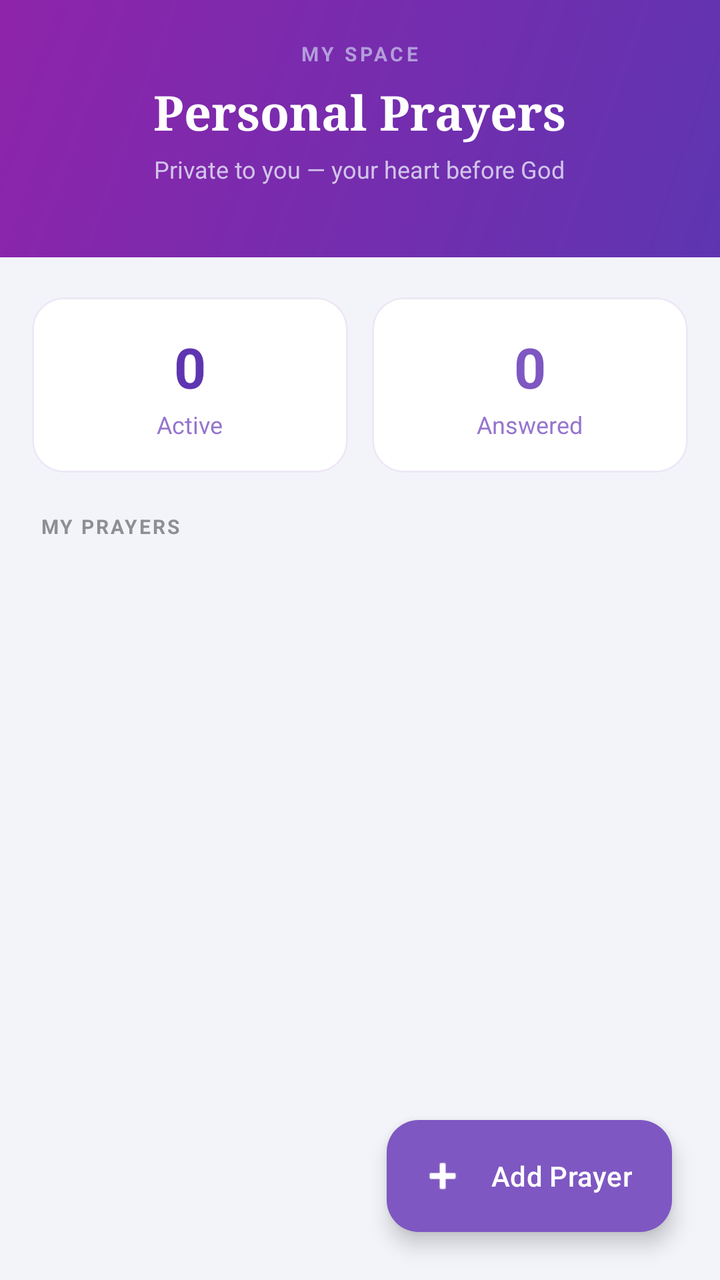
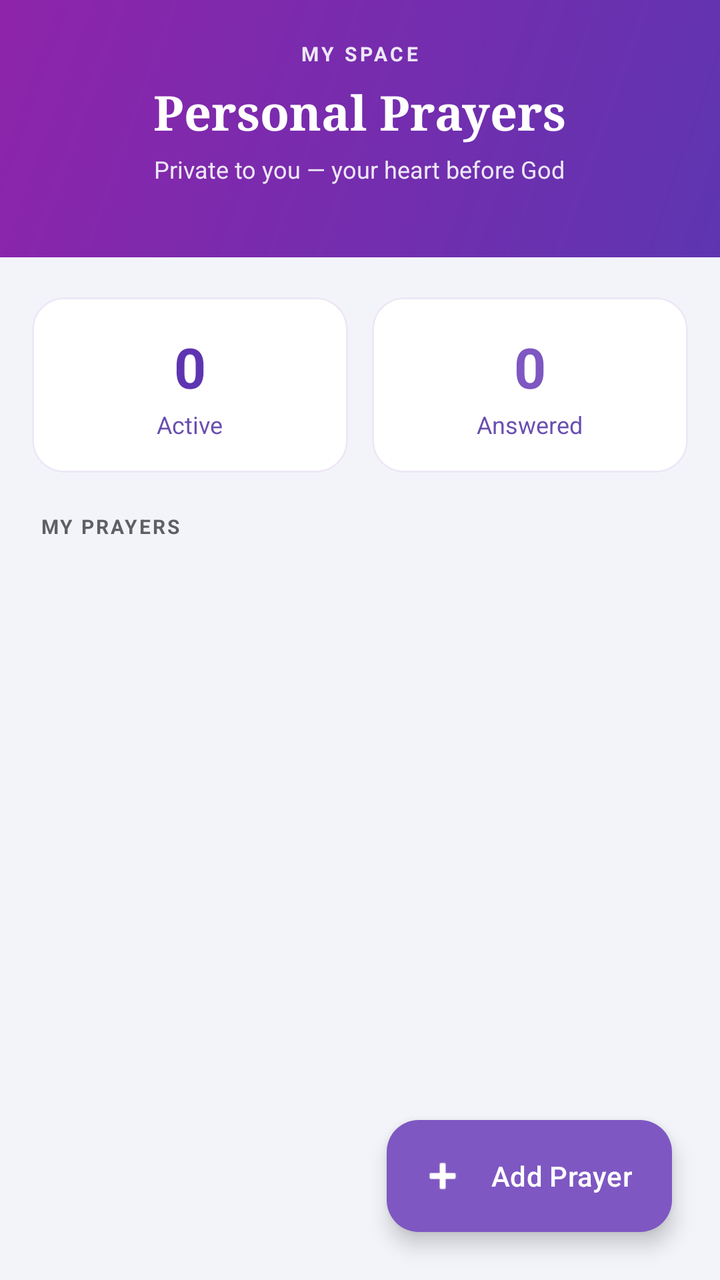

Compare the two renders of this Android layout. The source of the first and the diff that turns it into the second are given below.
<!-- AndroidManifest.xml: application theme Theme.SpiritualTracker -->
<!-- res/layout/fragment_my_space.xml -->
<?xml version="1.0" encoding="utf-8"?>
<androidx.coordinatorlayout.widget.CoordinatorLayout xmlns:android="http://schemas.android.com/apk/res/android"
    xmlns:app="http://schemas.android.com/apk/res-auto"
    android:layout_width="match_parent"
    android:layout_height="match_parent"
    android:background="#F3F4F9">

    <LinearLayout
        android:layout_width="match_parent"
        android:layout_height="match_parent"
        android:orientation="vertical">

        
        <LinearLayout
            android:layout_width="match_parent"
            android:layout_height="wrap_content"
            android:id="@+id/mySpaceHeader"
            android:background="@drawable/bg_header_gradient"
            android:orientation="vertical"
            android:paddingTop="20dp"
            android:paddingBottom="36dp"
            android:paddingHorizontal="20dp"
            android:gravity="center">

            <TextView
                android:layout_width="wrap_content"
                android:layout_height="wrap_content"
                android:text="MY SPACE"
                android:textSize="10sp"
                android:textStyle="bold"
                android:textColor="#B39DDB"
                android:letterSpacing="0.15"
                android:layout_marginBottom="6dp"/>

            <TextView
                android:layout_width="wrap_content"
                android:layout_height="wrap_content"
                android:text="Personal Prayers"
                android:textColor="#FFFFFF"
                android:textSize="24sp"
                android:fontFamily="serif"
                android:textStyle="bold"
                android:layout_marginBottom="4dp"/>

            <TextView
                android:layout_width="wrap_content"
                android:layout_height="wrap_content"
                android:text="Private to you — your heart before God"
                android:textColor="#D1C4E9"
                android:textSize="12sp"/>
        </LinearLayout>

        
        <androidx.core.widget.NestedScrollView
            android:layout_width="match_parent"
            android:layout_height="0dp"
            android:layout_weight="1"
            android:clipToPadding="false"
            android:paddingBottom="100dp">

            <LinearLayout
                android:layout_width="match_parent"
                android:layout_height="wrap_content"
                android:orientation="vertical"
                android:paddingTop="20dp">

                
                <LinearLayout
                    android:layout_width="match_parent"
                    android:layout_height="wrap_content"
                    android:orientation="horizontal"
                    android:paddingHorizontal="16dp"
                    android:layout_marginBottom="20dp"
                    android:weightSum="2">

                    
                    <com.google.android.material.card.MaterialCardView
                        android:layout_width="0dp"
                        android:layout_height="wrap_content"
                        android:layout_weight="1"
                        android:layout_marginEnd="6dp"
                        app:cardCornerRadius="16dp"
                        app:cardElevation="0dp"
                        app:cardBackgroundColor="#FFFFFF"
                        app:strokeWidth="1dp"
                        app:strokeColor="#EDE7F6">

                        <LinearLayout
                            android:layout_width="match_parent"
                            android:layout_height="wrap_content"
                            android:orientation="vertical"
                            android:padding="16dp"
                            android:gravity="center">

                            <TextView
                                android:id="@+id/tvActiveCount"
                                android:layout_width="wrap_content"
                                android:layout_height="wrap_content"
                                android:text="0"
                                android:textColor="#5E35B1"
                                android:textSize="28sp"
                                android:textStyle="bold"/>

                            <TextView
                                android:layout_width="wrap_content"
                                android:layout_height="wrap_content"
                                android:text="Active"
                                android:textColor="#9575CD"
                                android:textSize="12sp"
                                android:layout_marginTop="2dp"/>
                        </LinearLayout>
                    </com.google.android.material.card.MaterialCardView>

                    
                    <com.google.android.material.card.MaterialCardView
                        android:layout_width="0dp"
                        android:layout_height="wrap_content"
                        android:layout_weight="1"
                        android:layout_marginStart="6dp"
                        app:cardCornerRadius="16dp"
                        app:cardElevation="0dp"
                        app:cardBackgroundColor="#FFFFFF"
                        app:strokeWidth="1dp"
                        app:strokeColor="#EDE7F6">

                        <LinearLayout
                            android:layout_width="match_parent"
                            android:layout_height="wrap_content"
                            android:orientation="vertical"
                            android:padding="16dp"
                            android:gravity="center">

                            <TextView
                                android:id="@+id/tvAnsweredCount"
                                android:layout_width="wrap_content"
                                android:layout_height="wrap_content"
                                android:text="0"
                                android:textColor="#7E57C2"
                                android:textSize="28sp"
                                android:textStyle="bold"/>

                            <TextView
                                android:layout_width="wrap_content"
                                android:layout_height="wrap_content"
                                android:text="Answered"
                                android:textColor="#9575CD"
                                android:textSize="12sp"
                                android:layout_marginTop="2dp"/>
                        </LinearLayout>
                    </com.google.android.material.card.MaterialCardView>
                </LinearLayout>

                
                <TextView
                    android:layout_width="wrap_content"
                    android:layout_height="wrap_content"
                    android:text="MY PRAYERS"
                    android:textSize="10sp"
                    android:textStyle="bold"
                    android:textColor="#8E8E93"
                    android:letterSpacing="0.1"
                    android:layout_marginStart="20dp"
                    android:layout_marginBottom="10dp"/>

                
                <androidx.recyclerview.widget.RecyclerView
                    android:id="@+id/rvMyPrayers"
                    android:layout_width="match_parent"
                    android:layout_height="wrap_content"
                    android:nestedScrollingEnabled="false"
                    android:paddingHorizontal="12dp"/>

                
                <LinearLayout
                    android:id="@+id/layoutMySpaceEmpty"
                    android:layout_width="match_parent"
                    android:layout_height="wrap_content"
                    android:orientation="vertical"
                    android:gravity="center"
                    android:visibility="gone"
                    android:paddingTop="40dp"
                    android:paddingHorizontal="48dp">

                    <TextView
                        android:layout_width="wrap_content"
                        android:layout_height="wrap_content"
                        android:text="🤲"
                        android:textSize="52sp"
                        android:layout_marginBottom="16dp"/>

                    <TextView
                        android:layout_width="wrap_content"
                        android:layout_height="wrap_content"
                        android:text="Your prayer corner"
                        android:textColor="#1A1A1A"
                        android:textSize="18sp"
                        android:fontFamily="serif"
                        android:textStyle="bold"
                        android:layout_marginBottom="8dp"/>

                    <TextView
                        android:layout_width="wrap_content"
                        android:layout_height="wrap_content"
                        android:text="Add your personal prayers here. Only you can see them."
                        android:textColor="#8E8E93"
                        android:textSize="14sp"
                        android:gravity="center"
                        android:lineSpacingExtra="4dp"/>
                </LinearLayout>

            </LinearLayout>
        </androidx.core.widget.NestedScrollView>
    </LinearLayout>

    
    <com.google.android.material.floatingactionbutton.ExtendedFloatingActionButton
        android:id="@+id/fabAddPersonalPrayer"
        android:layout_width="wrap_content"
        android:layout_height="wrap_content"
        android:layout_gravity="bottom|end"
        android:layout_margin="24dp"
        android:text="Add Prayer"
        android:textColor="#FFFFFF"
        android:textAllCaps="false"
        android:fontFamily="sans-serif-medium"
        app:icon="@android:drawable/ic_input_add"
        app:iconTint="#FFFFFF"
        app:backgroundTint="#7E57C2"
        app:cornerRadius="16dp"
        app:elevation="6dp"/>

</androidx.coordinatorlayout.widget.CoordinatorLayout>
<!-- resources referenced by this layout -->
<resources>
  <!-- drawable bg_header_gradient (drawable) -->
  <?xml version="1.0" encoding="utf-8"?>
  <shape xmlns:android="http://schemas.android.com/apk/res/android" android:shape="rectangle">
      <gradient
          android:startColor="#5E35B1"
          android:endColor="#8E24AA"
          android:angle="135"/>
  
  
  </shape>
  <style name="Theme.SpiritualTracker" parent="Base.Theme.SpiritualTracker" />
  <style name="Base.Theme.SpiritualTracker" parent="Theme.Material3.DayNight.NoActionBar">
          <item name="colorPrimary">#7E57C2</item>
          <item name="colorOnPrimary">#FFFFFF</item>
          <item name="colorSecondaryContainer">#D1C4E9</item>
          <item name="colorOnSecondaryContainer">#7E57C2</item>
          <item name="android:windowBackground">#F3F4F9</item>
          
          <item name="android:navigationBarColor">#F5F5F5</item>
          <item name="android:windowLightNavigationBar" tools:targetApi="27">true</item>
      </style>
</resources>

<!-- the commit's change to res/layout/fragment_my_space.xml (unified diff, before → after) -->
@@ -28,7 +28,7 @@
                 android:text="MY SPACE"
                 android:textSize="10sp"
                 android:textStyle="bold"
-                android:textColor="#B39DDB"
+                android:textColor="#EDE7F6"
                 android:letterSpacing="0.15"
                 android:layout_marginBottom="6dp"/>
 
@@ -46,7 +46,7 @@
                 android:layout_width="wrap_content"
                 android:layout_height="wrap_content"
                 android:text="Private to you — your heart before God"
-                android:textColor="#D1C4E9"
+                android:textColor="#EDE7F6"
                 android:textSize="12sp"/>
         </LinearLayout>
 
@@ -105,7 +105,7 @@
                                 android:layout_width="wrap_content"
                                 android:layout_height="wrap_content"
                                 android:text="Active"
-                                android:textColor="#9575CD"
+                                android:textColor="#6A4FB0"
                                 android:textSize="12sp"
                                 android:layout_marginTop="2dp"/>
                         </LinearLayout>
@@ -143,7 +143,7 @@
                                 android:layout_width="wrap_content"
                                 android:layout_height="wrap_content"
                                 android:text="Answered"
-                                android:textColor="#9575CD"
+                                android:textColor="#6A4FB0"
                                 android:textSize="12sp"
                                 android:layout_marginTop="2dp"/>
                         </LinearLayout>
@@ -157,7 +157,7 @@
                     android:text="MY PRAYERS"
                     android:textSize="10sp"
                     android:textStyle="bold"
-                    android:textColor="#8E8E93"
+                    android:textColor="#5F5F64"
                     android:letterSpacing="0.1"
                     android:layout_marginStart="20dp"
                     android:layout_marginBottom="10dp"/>
@@ -202,7 +202,7 @@
                         android:layout_width="wrap_content"
                         android:layout_height="wrap_content"
                         android:text="Add your personal prayers here. Only you can see them."
-                        android:textColor="#8E8E93"
+                        android:textColor="#5F5F64"
                         android:textSize="14sp"
                         android:gravity="center"
                         android:lineSpacingExtra="4dp"/>
